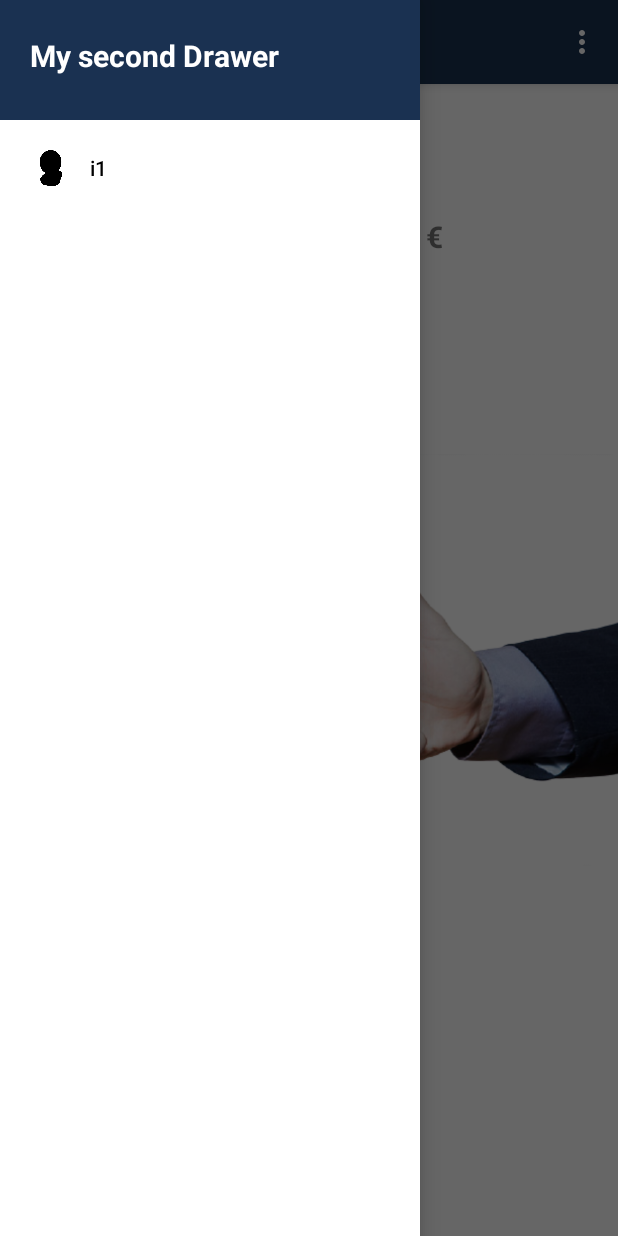
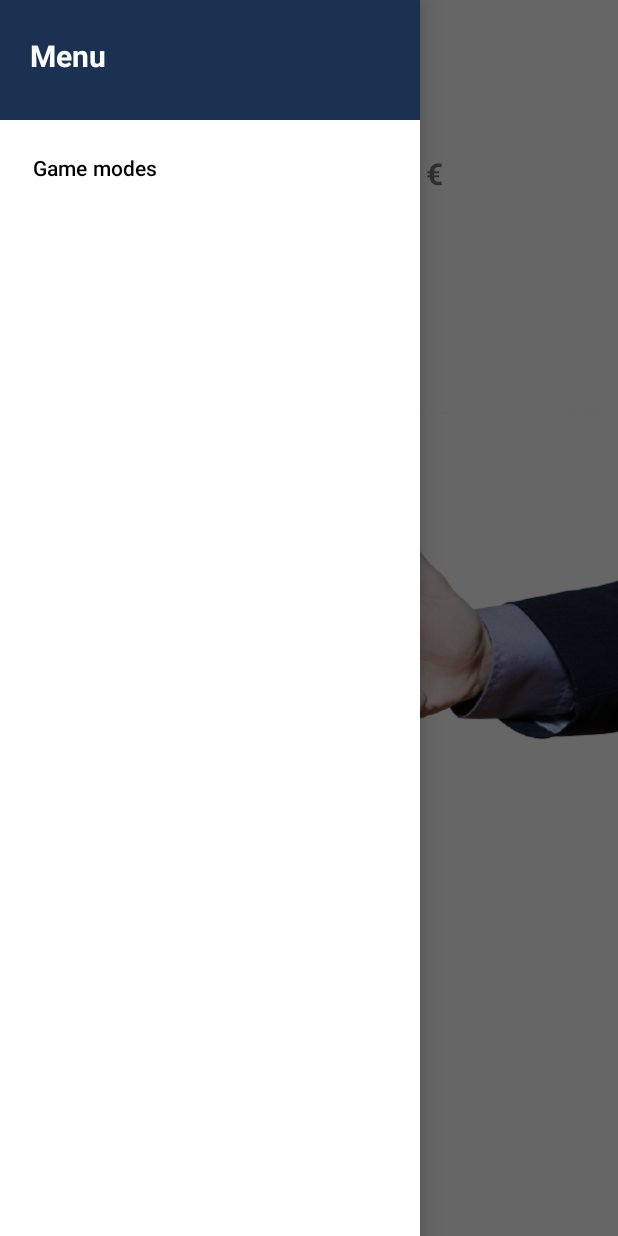
Before and after one commit to PaulHarokh/FootballValues, an Android app: the Result screen opened through its navigation route, with the side drawer open, on a phone screen of 412 x 824 dp. Run offline under Robolectric (Android 15) with nearby library versions, the phone set to English and light mode, and no system bars; our stand-ins replace Room's generated code, navigation-ui; libraries missing offline, so code that uses them is left out: by.paulharokh.stolendb; 3 statements that could not run were skipped.

Commit message:
versions 1.00 with DB ids

```diff
--- a/app/build.gradle
+++ b/app/build.gradle
@@ -49,6 +49,10 @@ dependencies {
     implementation 'com.squareup.retrofit2:converter-gson:2.6.2'
     implementation 'org.jetbrains.kotlinx:kotlinx-coroutines-android:1.3.9'
 
+    kapt("androidx.room:room-compiler:2.3.0")
+    implementation("androidx.room:room-ktx:2.3.0")
+    annotationProcessor "androidx.room:room-compiler:2.3.0"
+
     implementation 'com.github.bumptech.glide:glide:4.12.0'
     annotationProcessor 'com.github.bumptech.glide:compiler:4.12.0'
     kapt 'com.github.bumptech.glide:compiler:4.12.0'
--- a/app/src/main/java/by/paulharokh/footballvalues/ApiRequest.kt
+++ b/app/src/main/java/by/paulharokh/footballvalues/ApiRequest.kt
@@ -7,14 +7,16 @@ import retrofit2.Retrofit
 import retrofit2.converter.gson.GsonConverterFactory
 import retrofit2.http.GET
 import retrofit2.http.Header
+import retrofit2.http.Query
 import java.util.concurrent.TimeUnit
 
 const val BASE_URL = "https://transfermarket.p.rapidapi.com/players/"
 
 interface ApiRequest {
 
-    @GET("get-header-info?id=314353")
+    @GET("get-header-info")
     fun getFootballer(
+        @Query("id") id: Int,
         @Header("X-RapidAPI-Host") api: String?,
         @Header("X-RapidAPI-Key") apiKey: String?
     ): Call<FootballerHeader>
--- a/app/src/main/java/by/paulharokh/footballvalues/Deal.kt
+++ b/app/src/main/java/by/paulharokh/footballvalues/Deal.kt
@@ -80,7 +80,7 @@ class Deal : Fragment() {
         btn_accept_id.setOnClickListener {
             navController.navigate(R.id.dealResult)
             viewModelVal = ViewModelProvider(activity as MainActivity).get(IntViewModel::class.java)
-            viewModelVal.valueF = editText_id.text.toString().toDouble()
+            viewModelVal.editVal = editText_id.text.toString().toDouble()
 
 
         }
--- a/app/src/main/java/by/paulharokh/footballvalues/MyViewModel.kt
+++ b/app/src/main/java/by/paulharokh/footballvalues/MyViewModel.kt
@@ -11,5 +11,5 @@ class FViewModel : ViewModel() {
 }
 
 class IntViewModel : ViewModel() {
-    var valueF: Double? = null
+    var editVal: Double? = null
 }
--- a/app/src/main/java/by/paulharokh/footballvalues/Result.kt
+++ b/app/src/main/java/by/paulharokh/footballvalues/Result.kt
@@ -16,6 +16,7 @@ class Result : Fragment() {
     lateinit var navController: NavController
     lateinit var viewModelF: FViewModel
     lateinit var viewModelVal: IntViewModel
+
     override fun onCreateView(
         inflater: LayoutInflater, container: ViewGroup?,
         savedInstanceState: Bundle?
@@ -30,9 +31,13 @@ class Result : Fragment() {
 
         navController = view.findNavController()
 
+        val actionB = (activity as MainActivity).supportActionBar
+        actionB?.hide()
+
         val realVal = viewModelF.footballerVM!!.data.player.marketValue.value
-        val editVal = viewModelVal.valueF?.times(1000000)
+        val editVal = viewModelVal.editVal?.times(1000000)
         val rangeVal = realVal * 0.95..realVal * 1.05
+
 
         if (editVal!! in rangeVal) {
             im_res_id.setImageResource(R.drawable.draw_success)
@@ -42,13 +47,15 @@ class Result : Fragment() {
             tv_deal_res_id.text = "Deal missed,\nreal value is ${realVal / 1000000} mln €"
         }
 
-        btn_again_id.setOnClickListener {
-            navController.navigate(R.id.deal)
-        }
-
         btn_menu_id.setOnClickListener {
             navController.navigate(R.id.mainMode)
         }
     }
 
+    override fun onDestroyView() {
+        super.onDestroyView()
+        val actionB = (activity as MainActivity).supportActionBar
+        actionB?.show()
+    }
+
 }
--- a/app/src/main/res/layout/header_layout.xml
+++ b/app/src/main/res/layout/header_layout.xml
@@ -4,7 +4,7 @@
     android:layout_width="match_parent"
     android:layout_height="wrap_content"
     app:layoutDescription="@xml/header_layout_scene"
-    android:orientation="horizontal">
+    android:orientation="vertical">
 
     <TextView
         android:layout_width="match_parent"
@@ -12,7 +12,7 @@
         android:textColor="@color/white"
         android:background="@color/menu_blue"
         android:textSize="20sp"
-        android:text="My second Drawer"
+        android:text="Menu"
         android:paddingLeft="20dp"
         android:paddingBottom="5dp"
         android:textStyle="bold"
--- a/app/src/main/res/menu/drawer_menu.xml
+++ b/app/src/main/res/menu/drawer_menu.xml
@@ -2,9 +2,8 @@
 <menu xmlns:android="http://schemas.android.com/apk/res/android"
     xmlns:app="http://schemas.android.com/apk/res-auto">
     <item
-        android:title="i1"
+        android:title="Game modes"
         android:id="@+id/mainMode"
-        android:icon="@drawable/draw_gold_ball"
         app:showAsAction="never"
         />
 </menu>
--- a/app/src/main/res/menu/top_menu.xml
+++ b/app/src/main/res/menu/top_menu.xml
@@ -5,12 +5,12 @@
         android:id="@+id/blank"
         android:icon="@drawable/ic_more"
         android:title=""
-        app:showAsAction="always">
+        app:showAsAction="ifRoom">
         <menu>
             <item
                 android:id="@+id/mainMode"
-                android:title="i1"
-                app:showAsAction="always" />
+                android:title="Game Modes"
+                app:showAsAction="never" />
         </menu>
     </item>
 </menu>
--- a/app/src/main/res/values-night/themes.xml
+++ b/app/src/main/res/values-night/themes.xml
@@ -1,6 +1,6 @@
 <resources xmlns:tools="http://schemas.android.com/tools">
     <!-- Base application theme. -->
-    <style name="Theme.FootballValues" parent="Theme.MaterialComponents.DayNight.DarkActionBar">
+    <style name="Theme.FootballValues" parent="Theme.MaterialComponents.DayNight.NoActionBar">
         <!-- Primary brand color. -->
         <item name="colorPrimary">@color/purple_200</item>
         <item name="colorPrimaryVariant">@color/purple_700</item>
@@ -13,4 +13,5 @@
         <item name="android:statusBarColor" tools:targetApi="l">?attr/colorPrimaryVariant</item>
         <!-- Customize your theme here. -->
     </style>
+
 </resources>
```
Also changed, not shown: app/src/main/java/by/paulharokh/footballvalues/GameModeAdapter.kt (+7 -2 lines), app/src/main/java/by/paulharokh/footballvalues/MainActivity.kt (+34 -2 lines), app/src/main/java/by/paulharokh/footballvalues/ModeMenu.kt (+35 -4 lines), app/src/main/res/layout/fragment_deal_result.xml (+0 -11 lines), app/src/main/assets/footballersIDS.db (added).
